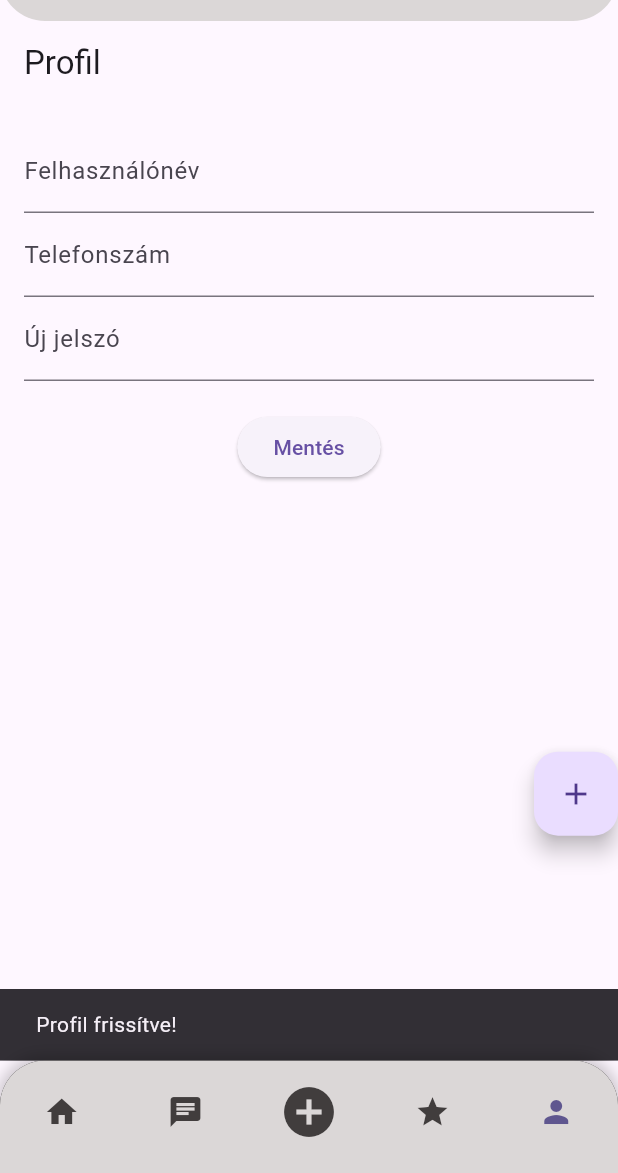
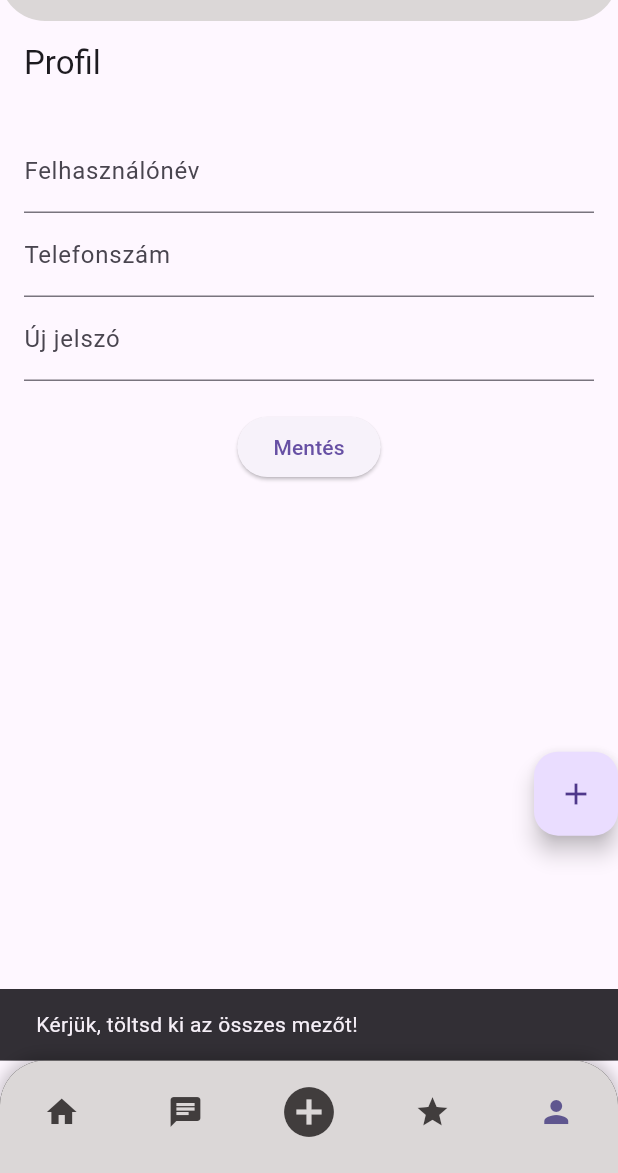
Before and after one commit to botonyy/beermate_2, a Flutter app: the HomePage screen opened directly, item 5 of the bottom bar chosen, after a tap on "Mentés", on a phone screen of 412 x 824 dp, the part 63-1236 px from its top. Run offline on Flutter 3.47's test engine with Material 3 defaults, Android fonts, the phone set to English and light mode, and no system bars; our stand-ins replace cloud_firestore, firebase_auth, firebase_core, google_sign_in; accounts and stored records are empty.

```diff
--- a/lib/reuseable_widgets/reuseable_widgets.dart
+++ b/lib/reuseable_widgets/reuseable_widgets.dart
@@ -124,10 +124,10 @@ class CustomBottomNavigationBar extends StatelessWidget {
   final Function(int) onTap;
 
   const CustomBottomNavigationBar({
-    Key? key,
+    super.key,
     required this.currentIndex,
     required this.onTap,
-  }) : super(key: key);
+  });
 
   @override
   Widget build(BuildContext context) {
@@ -156,9 +156,9 @@ class CustomBottomNavigationBar extends StatelessWidget {
           currentIndex: currentIndex,
           onTap: onTap,
           type: BottomNavigationBarType.fixed,
-          backgroundColor:  Color.fromARGB(255, 219, 215, 215), // Átlátszó háttér a `Container`-hez
-          selectedItemColor: Color.fromARGB(255, 95, 86, 143),
-          unselectedItemColor: Color.fromARGB(255, 65, 61, 61),
+          backgroundColor:  const Color.fromARGB(255, 219, 215, 215), // Átlátszó háttér a `Container`-hez
+          selectedItemColor: const Color.fromARGB(255, 95, 86, 143),
+          unselectedItemColor: const Color.fromARGB(255, 65, 61, 61),
           showSelectedLabels: false, // Címkék elrejtése
           showUnselectedLabels: false, // Címkék elrejtése
           items: const [
--- a/lib/screens/home_screen.dart
+++ b/lib/screens/home_screen.dart
@@ -16,18 +16,52 @@ class _HomePageState extends State<HomePage> {
   final FirestoreService firestoreService = FirestoreService();
   final TextEditingController textController = TextEditingController();
 
-final List<Widget> _screens = [
-    HomePageContent(),
-    Placeholder(), // Chat screen helye
-    Placeholder(), // Add post (FloatingActionButton kezeli)
-    Placeholder(), // Rate screen helye
-    ProfileScreen(), // Profile screen
-  ];
+  final List<Widget> _screens = [];
+
+  @override
+  void initState() {
+    super.initState();
+
+    // Az oldalak inicializálása
+    _screens.addAll([
+      HomePageContent(textController: textController),
+      const Placeholder(),
+      const Placeholder(),
+      const Placeholder(),
+      const ProfileScreen(),
+    ]);
+  }
 
   void _onItemTapped(int index) {
     setState(() {
       _selectedIndex = index;
     });
+  }
+
+  void openPostBox({String? docID}) {
+    showDialog(
+      context: context,
+      builder: (context) => AlertDialog(
+        content: TextField(
+          controller: textController,
+          decoration: const InputDecoration(hintText: 'Add meg a poszt szövegét'),
+        ),
+        actions: [
+          ElevatedButton(
+            onPressed: () {
+              if (docID == null) {
+                firestoreService.addPost(textController.text);
+              } else {
+                firestoreService.updatePost(docID, textController.text);
+              }
+              textController.clear();
+              Navigator.pop(context);
+            },
+            child: const Text("Mentés"),
+          ),
+        ],
+      ),
+    );
   }
 
   @override
@@ -45,7 +79,7 @@ final List<Widget> _screens = [
           alignment: const Alignment(1.0, 0.9),
           child: FloatingActionButton(
             onPressed: () {
-              openPostBox(); // Add post művelet
+              openPostBox(); // Poszt hozzáadása
             },
             child: const Icon(Icons.add),
           ),
@@ -54,55 +88,34 @@ final List<Widget> _screens = [
       floatingActionButtonLocation: FloatingActionButtonLocation.centerDocked,
     );
   }
-
-  void openPostBox({String? docID}) {
-    showDialog(
-      context: context,
-      builder: (context) => AlertDialog(
-        content: TextField(
-          controller: textController,
-        ),
-        actions: [
-          ElevatedButton(
-            onPressed: () {
-              if (docID == null) {
-                firestoreService.addPost(textController.text);
-              } else {
-                firestoreService.updatePost(docID, textController.text);
-              }
-              textController.clear();
-              Navigator.pop(context);
-            },
-            child: const Text("Add"),
-          ),
-        ],
-      ),
-    );
-  }
 }
 
 class HomePageContent extends StatelessWidget {
   final FirestoreService firestoreService = FirestoreService();
+  final TextEditingController textController;
 
-  HomePageContent({super.key});
+  HomePageContent({super.key, required this.textController});
 
   @override
   Widget build(BuildContext context) {
     return StreamBuilder<QuerySnapshot>(
       stream: firestoreService.getPostsStream(),
       builder: (context, snapshot) {
-        if (snapshot.hasData) {
-          List<DocumentSnapshot> postsList = snapshot.data!.docs;
-          return SingleChildScrollView(
-            child: ListView.builder(
-              shrinkWrap: true,
-              physics: const NeverScrollableScrollPhysics(),
+        if (snapshot.connectionState == ConnectionState.waiting) {
+          return const Center(child: CircularProgressIndicator());
+        } else if (snapshot.hasError) {
+          return const Center(child: Text("Hiba történt!"));
+        } else if (!snapshot.hasData || snapshot.data!.docs.isEmpty) {
+          return const Center(child: Text("Nincsenek adatok."));
+        }
+
+        final postsList = snapshot.data!.docs;
+        return ListView.builder(
           itemCount: postsList.length,
           itemBuilder: (context, index) {
-                DocumentSnapshot document = postsList[index];
-                String docID = document.id;
-                Map<String, dynamic> data = document.data() as Map<String, dynamic>;
-                String postText = data["post"];
+            final document = postsList[index];
+            final data = document.data() as Map<String, dynamic>;
+            final postText = data["post"] ?? "N/A";
 
             return ListTile(
               title: Text(postText),
@@ -110,40 +123,40 @@ class HomePageContent extends StatelessWidget {
                 mainAxisSize: MainAxisSize.min,
                 children: [
                   IconButton(
+                    icon: const Icon(Icons.edit),
                     onPressed: () {
+                      textController.text = postText;
                       showDialog(
                         context: context,
                         builder: (context) => AlertDialog(
                           content: TextField(
-                                controller: TextEditingController(text: postText),
+                            controller: textController,
+                            decoration: const InputDecoration(hintText: 'Módosítsd a posztot'),
                           ),
                           actions: [
                             ElevatedButton(
                               onPressed: () {
-                                    firestoreService.updatePost(docID, postText);
+                                firestoreService.updatePost(document.id, textController.text);
                                 Navigator.pop(context);
                               },
-                                  child: const Text("Update"),
-                                ),
-                              ],
-                            ),
-                          );
-                        },
-                        icon: const Icon(Icons.settings),
-                      ),
-                      IconButton(
-                        onPressed: () => firestoreService.deletePost(docID),
-                        icon: const Icon(Icons.delete),
+                              child: const Text("Mentés"),
                             ),
                           ],
                         ),
                       );
                     },
                   ),
+                  IconButton(
+                    icon: const Icon(Icons.delete),
+                    onPressed: () {
+                      firestoreService.deletePost(document.id);
+                    },
+                  ),
+                ],
+              ),
             );
-        } else {
-          return const Center(child: CircularProgressIndicator());
-        }
+          },
+        );
       },
     );
   }
--- a/lib/screens/profile_screen.dart
+++ b/lib/screens/profile_screen.dart
@@ -3,6 +3,8 @@ import 'package:firebase_auth/firebase_auth.dart';
 import 'package:cloud_firestore/cloud_firestore.dart';
 
 class ProfileScreen extends StatefulWidget {
+  const ProfileScreen({super.key});
+
   @override
   _ProfileScreenState createState() => _ProfileScreenState();
 }
@@ -21,31 +23,82 @@ class _ProfileScreenState extends State<ProfileScreen> {
 
   Future<void> _loadUserData() async {
     if (user != null) {
-      final userData = await FirebaseFirestore.instance.collection('users').doc(user!.uid).get();
+      final userDoc = FirebaseFirestore.instance.collection('users').doc(user!.uid);
+      final userData = await userDoc.get();
+
+      if (!userData.exists || userData.data()?['username'] == null) {
+        // Ha nincs username, automatikusan létrehozzuk
+        final generatedUsername = user!.email!.split('@').first;
+
+        try {
+          await userDoc.set({
+            'username': generatedUsername,
+            'email': user!.email,
+            'createdAt': FieldValue.serverTimestamp(),
+            'phone': '', // Üres mezőként indul
+          }, SetOptions(merge: true));
+
+          usernameController.text = generatedUsername;
+          print("Felhasználónév létrehozva: $generatedUsername");
+        } catch (e) {
+          print("Hiba a felhasználónév mentésekor: $e");
+        }
+      } else {
         usernameController.text = userData['username'] ?? '';
         phoneController.text = userData['phone'] ?? '';
+        print("Felhasználói adatok betöltve: ${userData.data()}");
+      }
     }
   }
 
   Future<void> _updateUserData() async {
+    if (usernameController.text.isEmpty || phoneController.text.isEmpty) {
+      ScaffoldMessenger.of(context).showSnackBar(
+        const SnackBar(content: Text('Kérjük, töltsd ki az összes mezőt!')),
+      );
+      return;
+    }
+
     if (user != null) {
-      await FirebaseFirestore.instance.collection('users').doc(user!.uid).update({
+      try {
+        await FirebaseFirestore.instance.collection('users').doc(user!.uid).set({
           'username': usernameController.text,
           'phone': phoneController.text,
-      });
+        }, SetOptions(merge: true));
+
+        print("Felhasználói adatok frissítve: Felhasználónév: ${usernameController.text}, Telefonszám: ${phoneController.text}");
 
         if (passwordController.text.isNotEmpty) {
+          try {
             await user!.updatePassword(passwordController.text);
+            print("Jelszó frissítve.");
+            ScaffoldMessenger.of(context).showSnackBar(
+              const SnackBar(content: Text('Jelszó frissítve!')),
+            );
+          } catch (e) {
+            print("Hiba a jelszó frissítésekor: $e");
           }
         }
-    ScaffoldMessenger.of(context).showSnackBar(SnackBar(content: Text('Profil frissítve!')));
+
+        ScaffoldMessenger.of(context).showSnackBar(
+          const SnackBar(content: Text('Profil frissítve!')),
+        );
+      } catch (e) {
+        print("Hiba a felhasználói adatok frissítésekor: $e");
+        ScaffoldMessenger.of(context).showSnackBar(
+          SnackBar(content: Text('Hiba: ${e.toString()}')),
+        );
+      }
+    }
   }
 
   @override
   Widget build(BuildContext context) {
+    final isGoogleUser = user?.providerData.any((info) => info.providerId == 'google.com') ?? false;
+
     return Scaffold(
       appBar: AppBar(
-        title: Text('Profil'),
+        title: const Text('Profil'),
       ),
       body: Padding(
         padding: const EdgeInsets.all(16.0),
@@ -53,22 +106,23 @@ class _ProfileScreenState extends State<ProfileScreen> {
           children: [
             TextField(
               controller: usernameController,
-              decoration: InputDecoration(labelText: 'Felhasználónév'),
+              decoration: const InputDecoration(labelText: 'Felhasználónév'),
             ),
             TextField(
               controller: phoneController,
-              decoration: InputDecoration(labelText: 'Telefonszám'),
+              decoration: const InputDecoration(labelText: 'Telefonszám'),
               keyboardType: TextInputType.phone,
             ),
+            if (!isGoogleUser)
               TextField(
                 controller: passwordController,
-              decoration: InputDecoration(labelText: 'Új jelszó'),
+                decoration: const InputDecoration(labelText: 'Új jelszó'),
                 obscureText: true,
               ),
-            SizedBox(height: 20),
+            const SizedBox(height: 20),
             ElevatedButton(
               onPressed: _updateUserData,
-              child: Text('Mentés'),
+              child: const Text('Mentés'),
             ),
           ],
         ),
--- a/lib/services/firestore.dart
+++ b/lib/services/firestore.dart
@@ -14,10 +14,13 @@ class FirestoreService {
 
   //READ
   Stream<QuerySnapshot> getPostsStream() {
-    final postsStream =
-        posts.orderBy('timestamp', descending: true).snapshots();
-    return postsStream;
+    return FirebaseFirestore.instance
+        .collection('posts')
+        // .orderBy('createdAt', descending: true) // Eltávolítva a teszteléshez
+        .snapshots();
   }
+
+
 
   //UPDATE
   Future<void> updatePost(String docID, String newPost){
--- a/pubspec.yaml
+++ b/pubspec.yaml
@@ -38,7 +38,7 @@ dependencies:
 
   firebase_core: ^3.6.0
   cloud_firestore: ^5.4.4
-  google_sign_in: ^5.4.0
+  google_sign_in: ^6.1.1
   firebase_auth: ^5.3.3
 
 dev_dependencies:
```
Also changed, not shown: lib/screens/login_screen.dart (+4 -4 lines), lib/screens/regist_screen.dart (+5 -5 lines), lib/screens/starter_screen.dart (+94 -6 lines), pubspec.lock, 3 other files. Lines whose indentation alone changed are shown as unchanged.
